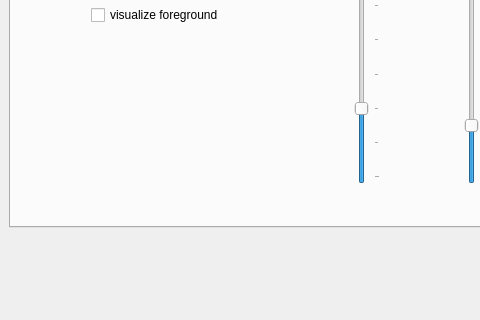
Before: the Qt Designer form ui/main_window.ui in NikolasE/projector_calibration, drawn with Qt 5; both pictures show x 0 to 480 and y 216 to 536 of the 1261 by 815 pixel window.
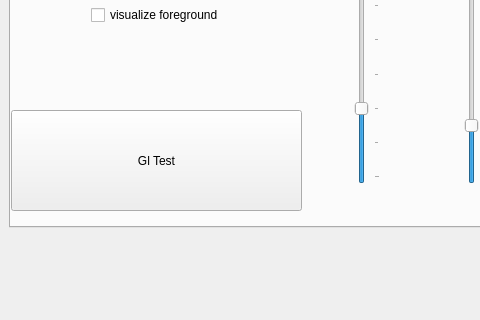
After: the same form once the commit is applied. Icons and pictures are not drawn.

Diff of the .ui file:
```diff
--- a/ui/main_window.ui
+++ b/ui/main_window.ui
@@ -1096,6 +1096,19 @@
          <string>0</string>
         </property>
        </widget>
+       <widget class="QPushButton" name="pushButton_21">
+        <property name="geometry">
+         <rect>
+          <x>0</x>
+          <y>226</y>
+          <width>291</width>
+          <height>101</height>
+         </rect>
+        </property>
+        <property name="text">
+         <string>Gl Test</string>
+        </property>
+       </widget>
       </widget>
      </widget>
     </item>
```
Left out of the diff: 21 changed lines with no effect on the pictures.
